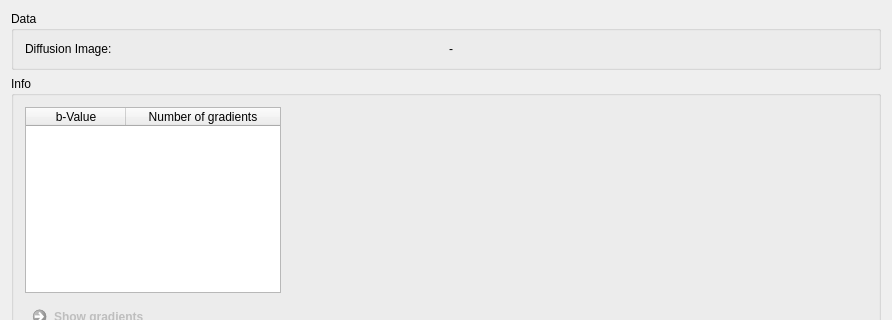
First picture: the form in Plugins/org.mitk.gui.qt.diffusionimaging/src/internal/QmitkPreprocessingViewControls.ui, repository MITK/MITK, before the edit; both pictures show x 0 to 892 and y 0 to 320 of the 892 by 1113 pixel window.
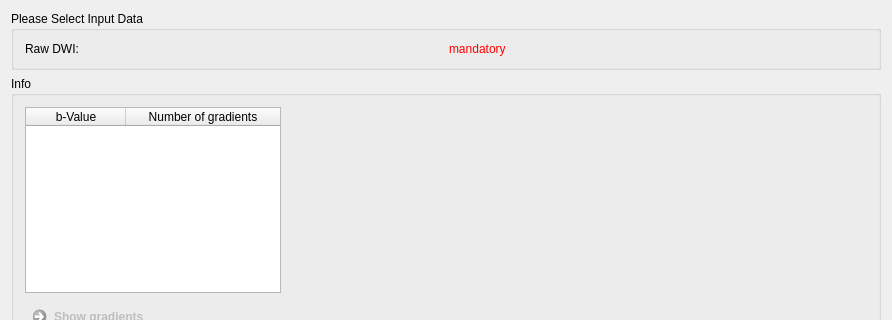
Second picture: the form after the edit.

```diff
--- a/Plugins/org.mitk.gui.qt.diffusionimaging/src/internal/QmitkPreprocessingViewControls.ui
+++ b/Plugins/org.mitk.gui.qt.diffusionimaging/src/internal/QmitkPreprocessingViewControls.ui
@@ -29,20 +29,20 @@
    <item>
     <widget class="QGroupBox" name="groupBox_6">
      <property name="title">
-      <string>Data</string>
+      <string>Please Select Input Data</string>
      </property>
      <layout class="QGridLayout" name="gridLayout_2">
       <item row="0" column="0">
        <widget class="QLabel" name="label_5">
         <property name="text">
-         <string>Diffusion Image:</string>
+         <string>Raw DWI:</string>
         </property>
        </widget>
       </item>
       <item row="0" column="1">
        <widget class="QLabel" name="m_DiffusionImageLabel">
         <property name="text">
-         <string>-</string>
+         <string>&lt;html&gt;&lt;head/&gt;&lt;body&gt;&lt;p&gt;&lt;span style=&quot; color:#ff0000;&quot;&gt;mandatory&lt;/span&gt;&lt;/p&gt;&lt;/body&gt;&lt;/html&gt;</string>
         </property>
        </widget>
       </item>
```
Left out of the diff: 5 changed lines with no effect on the pictures.
